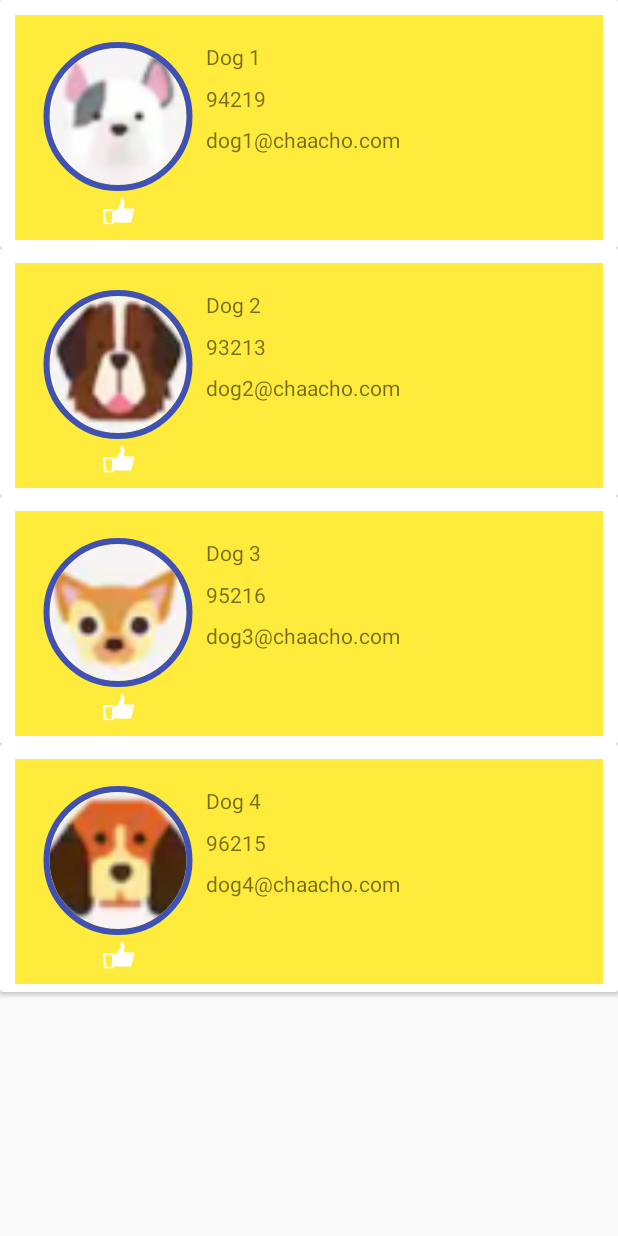
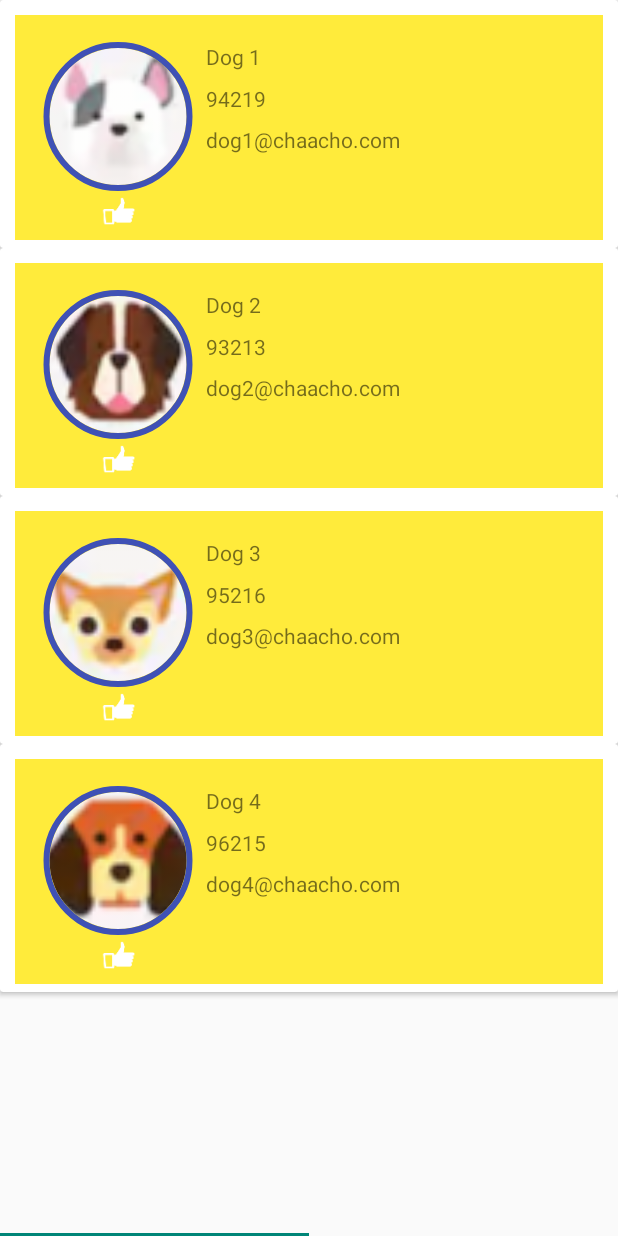
Before and after one commit to androidtenerife/Practica---Coursera, an Android app: the screen it shows after launch (MainActivity), on a phone screen of 412 x 824 dp. Run offline under Robolectric (Android 15) with nearby library versions, the phone set to English and light mode, and no system bars; plain views replace CircularImageView; 1 statement that could not run was skipped.

Commit message:
Funcionan el viewPager pero no está completado el appbar

```diff
--- a/app/src/main/res/layout/activity_main.xml
+++ b/app/src/main/res/layout/activity_main.xml
@@ -1,10 +1,12 @@
 <?xml version="1.0" encoding="utf-8"?>
-<androidx.coordinatorlayout.widget.CoordinatorLayout xmlns:android="http://schemas.android.com/apk/res/android"
+<androidx.coordinatorlayout.widget.CoordinatorLayout
+    xmlns:android="http://schemas.android.com/apk/res/android"
+    xmlns:app="http://schemas.android.com/apk/res-auto"
+    android:layout_width="match_parent"
+    android:layout_height="match_parent"
     xmlns:tools="http://schemas.android.com/tools"
-    xmlns:app="http://schemas.android.com/apk/res-auto"
+    tools:context="com.chaacho.recyclerview.MainActivity">
 
-    android:layout_width="match_parent"
-    android:layout_height="match_parent">
 
     <androidx.appcompat.widget.Toolbar
         android:id="@+id/toolbar"
@@ -14,18 +16,17 @@
 
     </androidx.appcompat.widget.Toolbar>
 
+    <com.google.android.material.tabs.TabLayout
+        android:id="@+id/tabLayout"
+        android:layout_width="match_parent"
+        android:layout_height="match_parent" />
+
     <androidx.viewpager.widget.ViewPager
+
         android:id="@+id/viewPager"
         android:layout_width="match_parent"
-        android:layout_height="wrap_content" />
+        android:layout_height="match_parent"
+        app:layout_scrollInterpolator="@string/appbar_scrolling_view_behavior" />
 
-    <androidx.core.widget.NestedScrollView
-        android:id="@+id/tabLayout"
-        android:layout_width="match_parent"
-
-        android:layout_height="match_parent"
-        app:layout_behavior="com.google.android.material.appbar.AppBarLayout$ScrollingViewBehavior">
-
-    </androidx.core.widget.NestedScrollView>
 
 </androidx.coordinatorlayout.widget.CoordinatorLayout>
```
